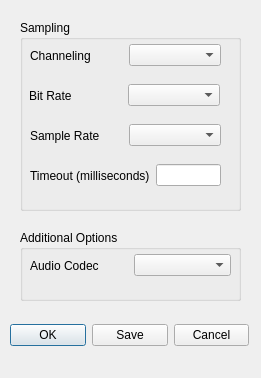
JosiahSnarr/ESEIntercom, file audiosettings.ui: the form before one commit.
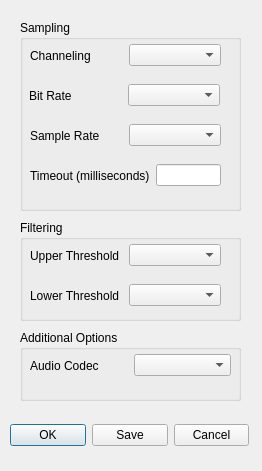
The form after the commit. Icons and pictures are not drawn.

Commit message: added upper and lower threshold to audio settings dialog

Patch:
```diff
--- a/audiosettings.ui
+++ b/audiosettings.ui
@@ -6,8 +6,8 @@
    <rect>
     <x>0</x>
     <y>0</y>
-    <width>261</width>
-    <height>378</height>
+    <width>262</width>
+    <height>471</height>
    </rect>
   </property>
   <property name="windowTitle">
@@ -122,7 +122,7 @@
    <property name="geometry">
     <rect>
      <x>20</x>
-     <y>230</y>
+     <y>330</y>
      <width>221</width>
      <height>71</height>
     </rect>
@@ -157,7 +157,7 @@
    <property name="geometry">
     <rect>
      <x>10</x>
-     <y>310</y>
+     <y>410</y>
      <width>239</width>
      <height>51</height>
     </rect>
@@ -186,6 +186,63 @@
     </item>
    </layout>
   </widget>
+  <widget class="QGroupBox" name="groupBox">
+   <property name="geometry">
+    <rect>
+     <x>20</x>
+     <y>220</y>
+     <width>221</width>
+     <height>101</height>
+    </rect>
+   </property>
+   <property name="title">
+    <string>Filtering</string>
+   </property>
+   <widget class="QWidget" name="horizontalLayoutWidget_7">
+    <property name="geometry">
+     <rect>
+      <x>10</x>
+      <y>20</y>
+      <width>191</width>
+      <height>31</height>
+     </rect>
+    </property>
+    <layout class="QHBoxLayout" name="horizontalLayout_7">
+     <item>
+      <widget class="QLabel" name="lbUpperThreshold">
+       <property name="text">
+        <string>Upper Threshold</string>
+       </property>
+      </widget>
+     </item>
+     <item>
+      <widget class="QComboBox" name="cmbUpperThreshold"/>
+     </item>
+    </layout>
+   </widget>
+   <widget class="QWidget" name="horizontalLayoutWidget_8">
+    <property name="geometry">
+     <rect>
+      <x>10</x>
+      <y>60</y>
+      <width>191</width>
+      <height>31</height>
+     </rect>
+    </property>
+    <layout class="QHBoxLayout" name="horizontalLayout_8">
+     <item>
+      <widget class="QLabel" name="lbLowerThreshold">
+       <property name="text">
+        <string>Lower Threshold</string>
+       </property>
+      </widget>
+     </item>
+     <item>
+      <widget class="QComboBox" name="cmbLowerThreshold"/>
+     </item>
+    </layout>
+   </widget>
+  </widget>
  </widget>
  <resources>
   <include location="intercom.qrc"/>
```
The commit also changes 4 other files.
